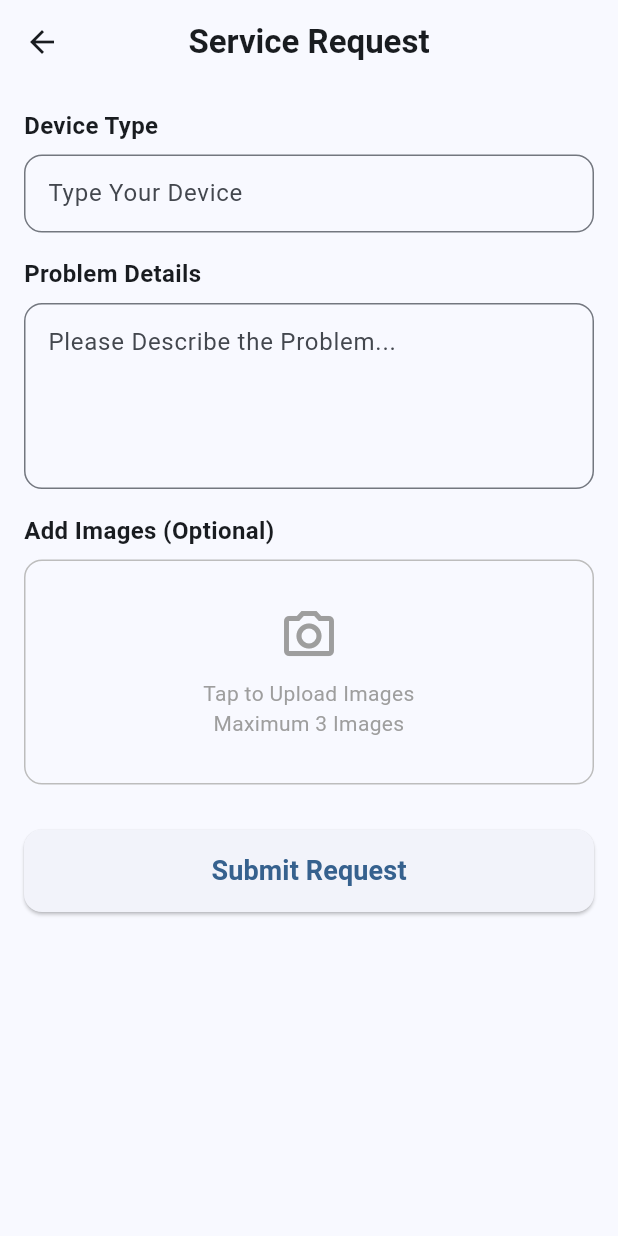
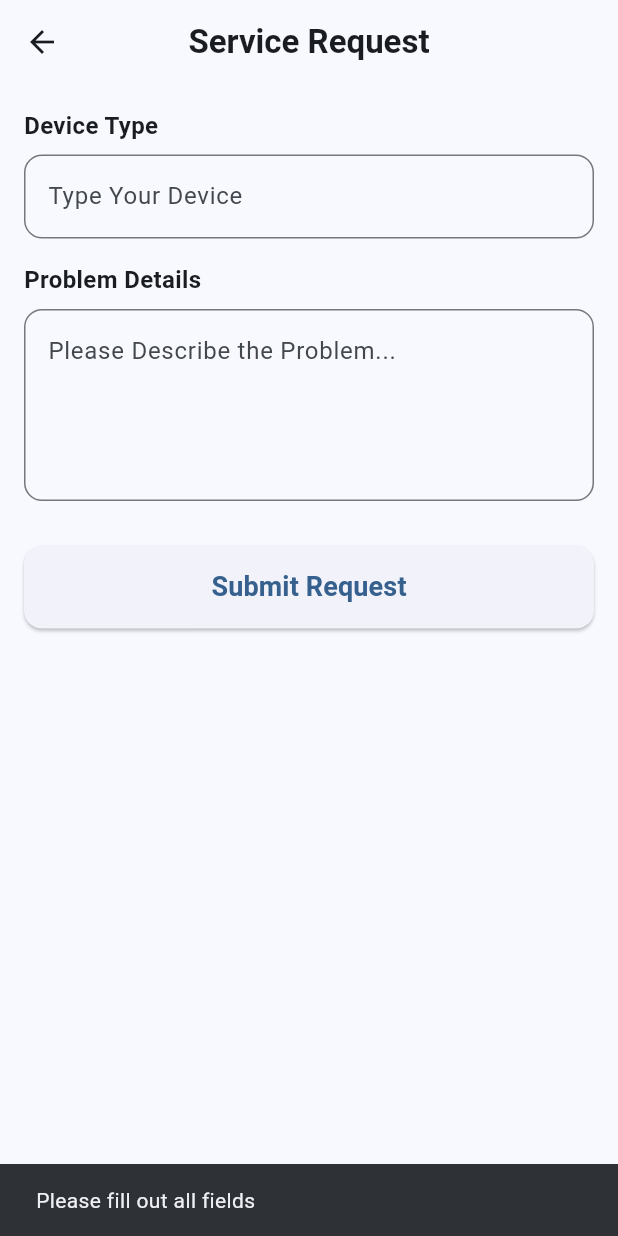
Before and after one commit to qusay-khader/sayyan, a Flutter app: the ServiceRequestPage screen opened directly, after a tap on "Submit Request", on a phone screen of 412 x 824 dp. Run offline on Flutter 3.47's test engine with Material 3 defaults, Android fonts, the phone set to English and light mode, and no system bars; our stand-ins replace cloud_firestore, firebase_auth, firebase_core; accounts and stored records are empty.

Commit message:
service_request_page

```diff
--- a/lib/screens/service_request_page.dart
+++ b/lib/screens/service_request_page.dart
@@ -1,4 +1,6 @@
 import 'package:flutter/material.dart';
+import 'package:cloud_firestore/cloud_firestore.dart';
+import 'package:firebase_auth/firebase_auth.dart';
 import 'request_status_page.dart';
 
 class ServiceRequestPage extends StatefulWidget {
@@ -11,6 +13,48 @@ class ServiceRequestPage extends StatefulWidget {
 class _ServiceRequestPageState extends State<ServiceRequestPage> {
   final TextEditingController deviceController = TextEditingController();
   final TextEditingController problemController = TextEditingController();
+
+  bool isLoading = false;
+
+  Future<void> createRequest() async {
+    if (deviceController.text.isEmpty || problemController.text.isEmpty) {
+      ScaffoldMessenger.of(context).showSnackBar(
+        const SnackBar(content: Text("Please fill out all fields")),
+      );
+      return;
+    }
+
+    setState(() => isLoading = true);
+
+    try {
+      final String userId = FirebaseAuth.instance.currentUser!.uid;
+
+      DocumentReference newRequest =
+      await FirebaseFirestore.instance.collection("requests").add({
+        "userId": userId,
+        "device": deviceController.text.trim(),
+        "problem": problemController.text.trim(),
+        "status": "pending",
+        "createdAt": DateTime.now(),
+      });
+
+      setState(() => isLoading = false);
+
+      // الانتقال إلى صفحة حالة الطلب
+      Navigator.push(
+        context,
+        MaterialPageRoute(
+          builder: (context) =>
+              RequestStatusPage(requestId: newRequest.id), // Send request ID
+        ),
+      );
+    } catch (e) {
+      setState(() => isLoading = false);
+      ScaffoldMessenger.of(context).showSnackBar(
+        SnackBar(content: Text("Error creating request: $e")),
+      );
+    }
+  }
 
   @override
   Widget build(BuildContext context) {
@@ -28,10 +72,8 @@ class _ServiceRequestPageState extends State<ServiceRequestPage> {
           child: Column(
             crossAxisAlignment: CrossAxisAlignment.start,
             children: [
-              const Text(
-                "Device Type",
-                style: TextStyle(fontWeight: FontWeight.bold, fontSize: 16),
-              ),
+              const Text("Device Type",
+                  style: TextStyle(fontWeight: FontWeight.bold, fontSize: 16)),
               const SizedBox(height: 8),
               TextField(
                 controller: deviceController,
@@ -40,16 +82,13 @@ class _ServiceRequestPageState extends State<ServiceRequestPage> {
                   border: OutlineInputBorder(
                     borderRadius: BorderRadius.circular(12),
                   ),
-                  contentPadding:
-                  const EdgeInsets.symmetric(vertical: 14, horizontal: 12),
                 ),
               ),
+
               const SizedBox(height: 16),
 
-              const Text(
-                "Problem Details",
-                style: TextStyle(fontWeight: FontWeight.bold, fontSize: 16),
-              ),
+              const Text("Problem Details",
+                  style: TextStyle(fontWeight: FontWeight.bold, fontSize: 16)),
               const SizedBox(height: 8),
               TextField(
                 controller: problemController,
@@ -59,56 +98,25 @@ class _ServiceRequestPageState extends State<ServiceRequestPage> {
                   border: OutlineInputBorder(
                     borderRadius: BorderRadius.circular(12),
                   ),
-                  contentPadding:
-                  const EdgeInsets.symmetric(vertical: 14, horizontal: 12),
-                ),
-              ),
-              const SizedBox(height: 16),
-
-              const Text(
-                "Add Images (Optional)",
-                style: TextStyle(fontWeight: FontWeight.bold, fontSize: 16),
-              ),
-              const SizedBox(height: 8),
-              Container(
-                height: 150,
-                width: double.infinity,
-                decoration: BoxDecoration(
-                  border: Border.all(color: Colors.grey.shade400),
-                  borderRadius: BorderRadius.circular(12),
-                ),
-                child: const Center(
-                  child: Column(
-                    mainAxisAlignment: MainAxisAlignment.center,
-                    children: [
-                      Icon(Icons.camera_alt_outlined,
-                          size: 40, color: Colors.grey),
-                      SizedBox(height: 8),
-                      Text(
-                        "Tap to Upload Images\nMaximum 3 Images",
-                        textAlign: TextAlign.center,
-                        style: TextStyle(color: Colors.grey),
-                      ),
-                    ],
-                  ),
                 ),
               ),
 
               const SizedBox(height: 30),
 
               ElevatedButton(
-                onPressed: () {
-                  Navigator.pushNamed(context, '/request-status');
-                },
+                onPressed: isLoading ? null : createRequest,
                 style: ElevatedButton.styleFrom(
                   minimumSize: const Size(double.infinity, 55),
                   shape: RoundedRectangleBorder(
                     borderRadius: BorderRadius.circular(12),
                   ),
                 ),
-                child: const Text(
+                child: isLoading
+                    ? const CircularProgressIndicator(color: Colors.white)
+                    : const Text(
                   "Submit Request",
-                  style: TextStyle(fontSize: 18, fontWeight: FontWeight.bold),
+                  style: TextStyle(
+                      fontSize: 18, fontWeight: FontWeight.bold),
                 ),
               ),
             ],
```
